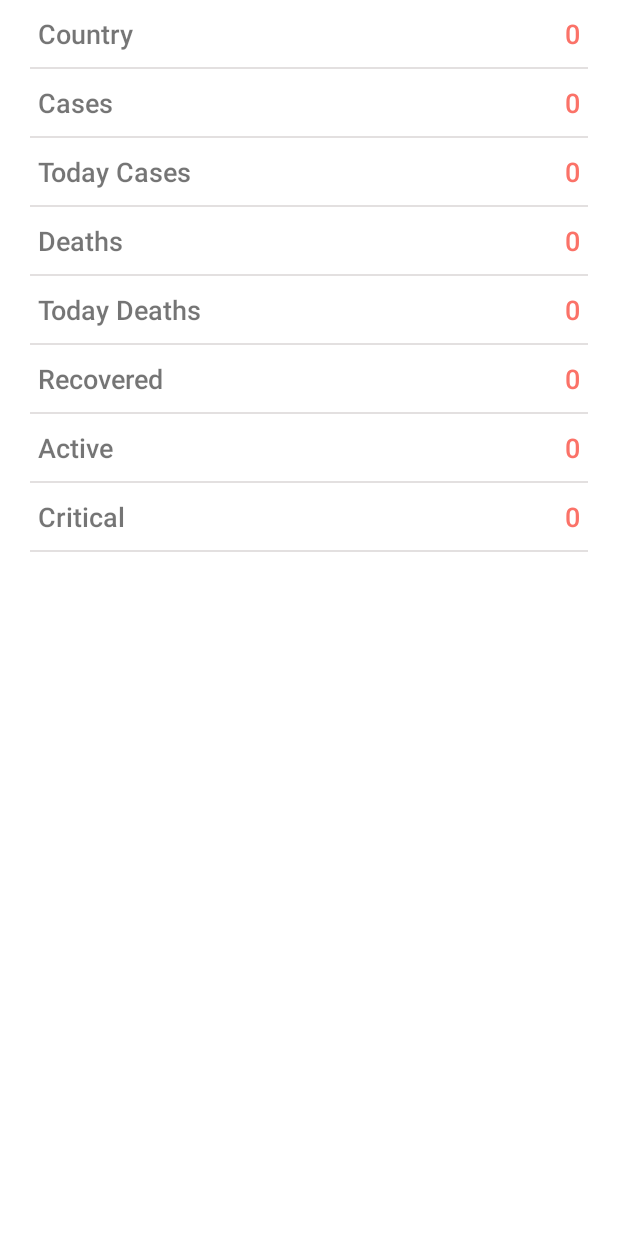
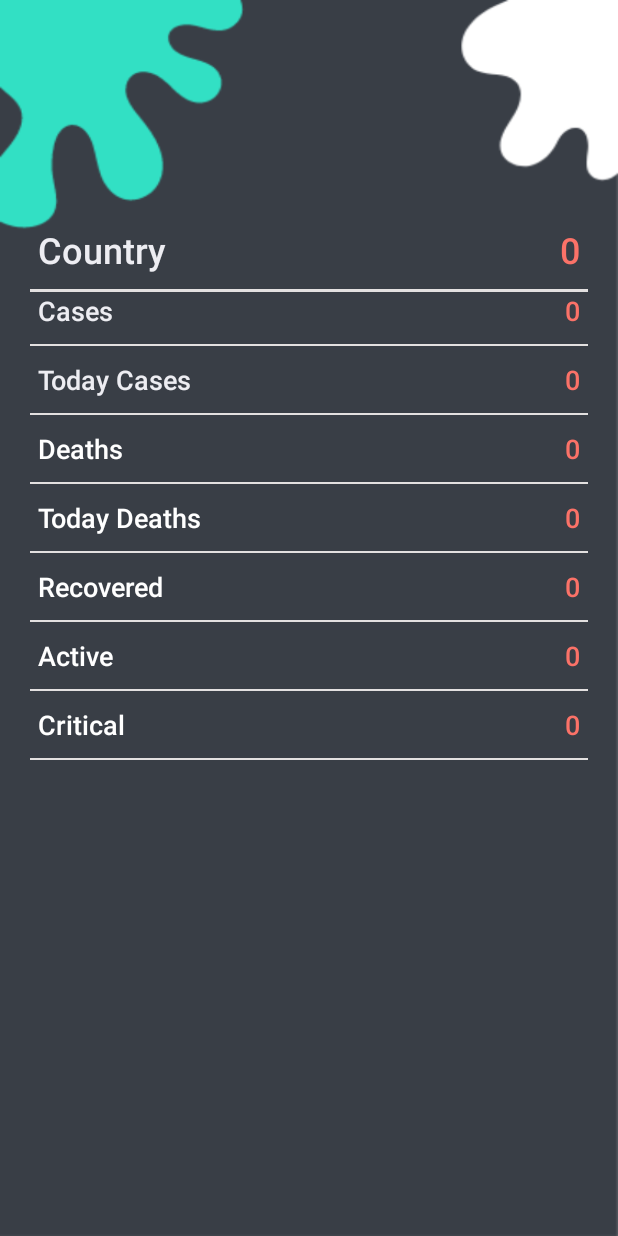
Before and after one commit to Santosh1028/-LGMVIP-Android-Task1, an Android app: the layout activity_detailed.xml on its own in the app's theme, with its tools: preview values and no code run, on a phone screen of 412 x 824 dp. Run offline under Robolectric (Android 15) with nearby library versions, the phone set to English and light mode, and no system bars; network calls fail; Roboto replaces fonts that are not available here.

Commit message:
second commit

```diff
--- a/app/src/main/res/layout/activity_affected_countries.xml
+++ b/app/src/main/res/layout/activity_affected_countries.xml
@@ -3,35 +3,36 @@
     xmlns:app="http://schemas.android.com/apk/res-auto"
     xmlns:tools="http://schemas.android.com/tools"
     android:layout_width="match_parent"
-    android:background="@color/color_white"
     android:layout_height="match_parent"
+    android:background="@drawable/bg"
     tools:context=".AffectedCountries">
 
     <EditText
+        android:id="@+id/edtSearch"
         android:layout_width="match_parent"
         android:layout_height="45dp"
-        android:id="@+id/edtSearch"
         android:layout_margin="10dp"
+        android:background="@drawable/edittext_shadow"
+        android:drawableLeft="@drawable/ic_search_black_24dp"
+        android:drawablePadding="15dp"
+        android:hint="Search"
         android:maxLines="1"
-        android:singleLine="true"
         android:paddingLeft="10dp"
-        android:hint="Search"
-        android:drawablePadding="15dp"
-        android:background="@drawable/edittext_shadow"
-        android:drawableLeft="@drawable/ic_search_black_24dp"/>
+        android:singleLine="true" />
 
     <ListView
+        android:id="@+id/listView"
         android:layout_width="match_parent"
         android:layout_height="fill_parent"
-        android:id="@+id/listView"
         android:layout_below="@+id/edtSearch"
-        android:layout_margin="10dp"/>
+        android:layout_margin="10dp" />
+
     <com.leo.simplearcloader.SimpleArcLoader
+        android:id="@+id/loader"
         android:layout_width="60dp"
         android:layout_height="60dp"
-        android:id="@+id/loader"
-        app:arc_style="simple_arc"
+        android:layout_centerInParent="true"
         android:visibility="visible"
-        android:layout_centerInParent="true"/>
+        app:arc_style="simple_arc" />
 
 </RelativeLayout>
--- a/app/src/main/res/layout/activity_detailed.xml
+++ b/app/src/main/res/layout/activity_detailed.xml
@@ -4,15 +4,23 @@
     xmlns:tools="http://schemas.android.com/tools"
     android:layout_width="match_parent"
     android:layout_height="match_parent"
+    android:background="@drawable/bg"
     android:orientation="vertical"
+    app:layout_marginBaseline="10dp"
     tools:context=".DetailedActivity">
+
+    <LinearLayout
+        android:layout_width="match_parent"
+        android:layout_height="match_parent"
+        android:layout_marginTop="100dp"
+        android:orientation="vertical">
 
         <RelativeLayout
             android:layout_width="match_parent"
             android:layout_height="wrap_content"
+            android:layout_marginLeft="25dp"
+            android:layout_marginTop="50dp"
             android:layout_marginRight="25dp"
-        android:layout_marginLeft="25dp"
-        android:layout_marginTop="10dp"
             android:layout_marginBottom="10dp">
 
             <TextView
@@ -20,36 +28,38 @@
                 android:layout_height="wrap_content"
                 android:fontFamily="sans-serif-light"
                 android:text="Country"
-            android:textStyle="bold"
-            android:textSize="18sp"/>
+                android:textColor="@color/color_white"
+                android:textSize="24sp"
+                android:textStyle="bold" />
+
             <TextView
+                android:id="@+id/tvCountry"
                 android:layout_width="fill_parent"
                 android:layout_height="wrap_content"
+                android:layout_alignParentRight="true"
+                android:fontFamily="sans-serif-light"
+                android:gravity="end"
+
                 android:text="0"
-            android:id="@+id/tvCountry"
                 android:textAlignment="textEnd"
-            android:textSize="18sp"
-
                 android:textColor="@color/color_one"
-            android:textStyle="bold"
-            android:fontFamily="sans-serif-light"
-            android:layout_alignParentRight="true"
-            android:gravity="end" />
+                android:textSize="24sp"
+                android:textStyle="bold" />
 
         </RelativeLayout>
+
         <View
             android:layout_width="match_parent"
-        android:layout_height="1dp"
-        android:background="@color/color_two"
+            android:layout_height="2dp"
             android:layout_marginLeft="20dp"
             android:layout_marginRight="20dp"
-        />
+            android:background="@color/color_two" />
+
         <RelativeLayout
             android:layout_width="match_parent"
             android:layout_height="wrap_content"
+            android:layout_marginLeft="25dp"
             android:layout_marginRight="25dp"
-        android:layout_marginLeft="25dp"
-        android:layout_marginTop="10dp"
             android:layout_marginBottom="10dp">
 
             <TextView
@@ -57,36 +67,39 @@
                 android:layout_height="wrap_content"
                 android:fontFamily="sans-serif-light"
                 android:text="Cases"
-            android:textStyle="bold"
-            android:textSize="18sp"/>
+                android:textColor="@color/color_white"
+                android:textSize="18sp"
+                android:textStyle="bold" />
+
             <TextView
+                android:id="@+id/tvCases"
                 android:layout_width="fill_parent"
                 android:layout_height="wrap_content"
+                android:layout_alignParentRight="true"
+                android:fontFamily="sans-serif-light"
+                android:gravity="end"
+
                 android:text="0"
-            android:id="@+id/tvCases"
                 android:textAlignment="textEnd"
+                android:textColor="@color/color_one"
                 android:textSize="18sp"
-
-            android:textColor="@color/color_one"
-            android:textStyle="bold"
-            android:fontFamily="sans-serif-light"
-            android:layout_alignParentRight="true"
-            android:gravity="end" />
+                android:textStyle="bold" />
 
         </RelativeLayout>
+
         <View
             android:layout_width="match_parent"
             android:layout_height="1dp"
-        android:background="@color/color_two"
             android:layout_marginLeft="20dp"
             android:layout_marginRight="20dp"
-        />
+            android:background="@color/color_two" />
+
         <RelativeLayout
             android:layout_width="match_parent"
             android:layout_height="wrap_content"
-        android:layout_marginRight="25dp"
             android:layout_marginLeft="25dp"
             android:layout_marginTop="10dp"
+            android:layout_marginRight="25dp"
             android:layout_marginBottom="10dp">
 
             <TextView
@@ -94,36 +107,39 @@
                 android:layout_height="wrap_content"
                 android:fontFamily="sans-serif-light"
                 android:text="Today Cases"
-            android:textStyle="bold"
-            android:textSize="18sp"/>
+                android:textColor="@color/color_white"
+                android:textSize="18sp"
+                android:textStyle="bold" />
+
             <TextView
+                android:id="@+id/tvTodayCases"
                 android:layout_width="fill_parent"
                 android:layout_height="wrap_content"
+                android:layout_alignParentRight="true"
+                android:fontFamily="sans-serif-light"
+                android:gravity="end"
+
                 android:text="0"
-            android:id="@+id/tvTodayCases"
                 android:textAlignment="textEnd"
+                android:textColor="@color/color_one"
                 android:textSize="18sp"
-
-            android:textColor="@color/color_one"
-            android:textStyle="bold"
-            android:fontFamily="sans-serif-light"
-            android:layout_alignParentRight="true"
-            android:gravity="end" />
+                android:textStyle="bold" />
 
         </RelativeLayout>
+
         <View
             android:layout_width="match_parent"
             android:layout_height="1dp"
-        android:background="@color/color_two"
             android:layout_marginLeft="20dp"
             android:layout_marginRight="20dp"
-        />
+            android:background="@color/color_two" />
+
         <RelativeLayout
             android:layout_width="match_parent"
             android:layout_height="wrap_content"
-        android:layout_marginRight="25dp"
             android:layout_marginLeft="25dp"
             android:layout_marginTop="10dp"
+            android:layout_marginRight="25dp"
             android:layout_marginBottom="10dp">
 
             <TextView
@@ -131,36 +147,39 @@
                 android:layout_height="wrap_content"
                 android:fontFamily="sans-serif-light"
                 android:text="Deaths"
-            android:textStyle="bold"
-            android:textSize="18sp"/>
+                android:textColor="@color/white"
+                android:textSize="18sp"
+                android:textStyle="bold" />
+
             <TextView
+                android:id="@+id/tvDeaths"
                 android:layout_width="fill_parent"
                 android:layout_height="wrap_content"
+                android:layout_alignParentRight="true"
+                android:fontFamily="sans-serif-light"
+                android:gravity="end"
+
                 android:text="0"
-            android:id="@+id/tvDeaths"
                 android:textAlignment="textEnd"
+                android:textColor="@color/color_one"
                 android:textSize="18sp"
-
-            android:textColor="@color/color_one"
-            android:textStyle="bold"
-            android:fontFamily="sans-serif-light"
-            android:layout_alignParentRight="true"
-            android:gravity="end" />
+                android:textStyle="bold" />
 
         </RelativeLayout>
+
         <View
             android:layout_width="match_parent"
             android:layout_height="1dp"
-        android:background="@color/color_two"
             android:layout_marginLeft="20dp"
             android:layout_marginRight="20dp"
-        />
+            android:background="@color/color_two" />
+
         <RelativeLayout
             android:layout_width="match_parent"
             android:layout_height="wrap_content"
-        android:layout_marginRight="25dp"
             android:layout_marginLeft="25dp"
             android:layout_marginTop="10dp"
+            android:layout_marginRight="25dp"
             android:layout_marginBottom="10dp">
 
             <TextView
@@ -168,36 +187,39 @@
                 android:layout_height="wrap_content"
                 android:fontFamily="sans-serif-light"
                 android:text="Today Deaths"
-            android:textStyle="bold"
-            android:textSize="18sp"/>
+                android:textColor="@color/white"
+                android:textSize="18sp"
+                android:textStyle="bold" />
+
             <TextView
+                android:id="@+id/tvTodayDeaths"
                 android:layout_width="fill_parent"
                 android:layout_height="wrap_content"
+                android:layout_alignParentRight="true"
+                android:fontFamily="sans-serif-light"
+                android:gravity="end"
+
                 android:text="0"
-            android:id="@+id/tvTodayDeaths"
                 android:textAlignment="textEnd"
+                android:textColor="@color/color_one"
                 android:textSize="18sp"
-
-            android:textColor="@color/color_one"
-            android:textStyle="bold"
-            android:fontFamily="sans-serif-light"
-            android:layout_alignParentRight="true"
-            android:gravity="end" />
+                android:textStyle="bold" />
 
         </RelativeLayout>
+
         <View
             android:layout_width="match_parent"
             android:layout_height="1dp"
-        android:background="@color/color_two"
             android:layout_marginLeft="20dp"
             android:layout_marginRight="20dp"
-        />
+            android:background="@color/color_two" />
+
         <RelativeLayout
             android:layout_width="match_parent"
             android:layout_height="wrap_content"
-        android:layout_marginRight="25dp"
             android:layout_marginLeft="25dp"
             android:layout_marginTop="10dp"
+            android:layout_marginRight="25dp"
             android:layout_marginBottom="10dp">
 
             <TextView
@@ -205,36 +227,39 @@
                 android:layout_height="wrap_content"
                 android:fontFamily="sans-serif-light"
                 android:text="Recovered"
-            android:textStyle="bold"
-            android:textSize="18sp"/>
+                android:textColor="@color/white"
+                android:textSize="18sp"
+                android:textStyle="bold" />
+
             <TextView
+                android:id="@+id/tvRecovered"
                 android:layout_width="fill_parent"
                 android:layout_height="wrap_content"
+                android:layout_alignParentRight="true"
+                android:fontFamily="sans-serif-light"
+                android:gravity="end"
+
                 android:text="0"
-            android:id="@+id/tvRecovered"
                 android:textAlignment="textEnd"
+                android:textColor="@color/color_one"
                 android:textSize="18sp"
-
-            android:textColor="@color/color_one"
-            android:textStyle="bold"
-            android:fontFamily="sans-serif-light"
-            android:layout_alignParentRight="true"
-            android:gravity="end" />
+                android:textStyle="bold" />
 
         </RelativeLayout>
+
         <View
             android:layout_width="match_parent"
             android:layout_height="1dp"
-        android:background="@color/color_two"
             android:layout_marginLeft="20dp"
             android:layout_marginRight="20dp"
-        />
+            android:background="@color/color_two" />
+
         <RelativeLayout
             android:layout_width="match_parent"
             android:layout_height="wrap_content"
-        android:layout_marginRight="25dp"
             android:layout_marginLeft="25dp"
             android:layout_marginTop="10dp"
+            android:layout_marginRight="25dp"
             android:layout_marginBottom="10dp">
 
             <TextView
@@ -242,36 +267,39 @@
                 android:layout_height="wrap_content"
                 android:fontFamily="sans-serif-light"
                 android:text="Active"
-            android:textStyle="bold"
-            android:textSize="18sp"/>
+                android:textColor="@color/white"
+                android:textSize="18sp"
+                android:textStyle="bold" />
+
             <TextView
+                android:id="@+id/tvActive"
                 android:layout_width="fill_parent"
                 android:layout_height="wrap_content"
+                android:layout_alignParentRight="true"
+                android:fontFamily="sans-serif-light"
+                android:gravity="end"
+
                 android:text="0"
-            android:id="@+id/tvActive"
                 android:textAlignment="textEnd"
+                android:textColor="@color/color_one"
                 android:textSize="18sp"
-
-            android:textColor="@color/color_one"
-            android:textStyle="bold"
-            android:fontFamily="sans-serif-light"
-            android:layout_alignParentRight="true"
-            android:gravity="end" />
+                android:textStyle="bold" />
 
         </RelativeLayout>
+
         <View
             android:layout_width="match_parent"
             android:layout_height="1dp"
-        android:background="@color/color_two"
             android:layout_marginLeft="20dp"
             android:layout_marginRight="20dp"
-        />
+            android:background="@color/color_two" />
+
         <RelativeLayout
             android:layout_width="match_parent"
             android:layout_height="wrap_content"
-        android:layout_marginRight="25dp"
             android:layout_marginLeft="25dp"
             android:layout_marginTop="10dp"
+            android:layout_marginRight="25dp"
             android:layout_marginBottom="10dp">
 
             <TextView
@@ -279,28 +307,33 @@
                 android:layout_height="wrap_content"
                 android:fontFamily="sans-serif-light"
                 android:text="Critical"
-            android:textStyle="bold"
-            android:textSize="18sp"/>
+                android:textColor="@color/white"
+                android:textSize="18sp"
+                android:textStyle="bold" />
+
             <TextView
+                android:id="@+id/tvCritical"
                 android:layout_width="fill_parent"
                 android:layout_height="wrap_content"
+                android:layout_alignParentRight="true"
+                android:fontFamily="sans-serif-light"
+                android:gravity="end"
                 android:text="0"
-            android:id="@+id/tvCritical"
                 android:textAlignment="textEnd"
+                android:textColor="@color/color_one"
                 android:textSize="18sp"
-            android:textColor="@color/color_one"
-            android:textStyle="bold"
-            android:fontFamily="sans-serif-light"
-            android:layout_alignParentRight="true"
-            android:gravity="end" />
+                android:textStyle="bold" />
 
         </RelativeLayout>
+
         <View
             android:layout_width="match_parent"
             android:layout_height="1dp"
-        android:background="@color/color_two"
             android:layout_marginLeft="20dp"
             android:layout_marginRight="20dp"
-        />
+            android:background="@color/color_two" />
+
 
     </LinearLayout>
+
+</LinearLayout>
--- a/app/src/main/res/layout/list_custom_item.xml
+++ b/app/src/main/res/layout/list_custom_item.xml
@@ -13,14 +13,15 @@
         />
 
     <TextView
+        android:id="@+id/tvCountryName"
         android:layout_width="match_parent"
         android:layout_height="wrap_content"
-        android:id="@+id/tvCountryName"
         android:layout_gravity="center_vertical"
+        android:paddingLeft="15dp"
         android:text="Country Name"
+        android:textColor="@color/white"
         android:textSize="20sp"
-        android:textStyle="bold"
-        android:paddingLeft="15dp"/>
+        android:textStyle="bold" />
 
 
 </LinearLayout>
```
Lines whose indentation alone changed are shown as unchanged.
